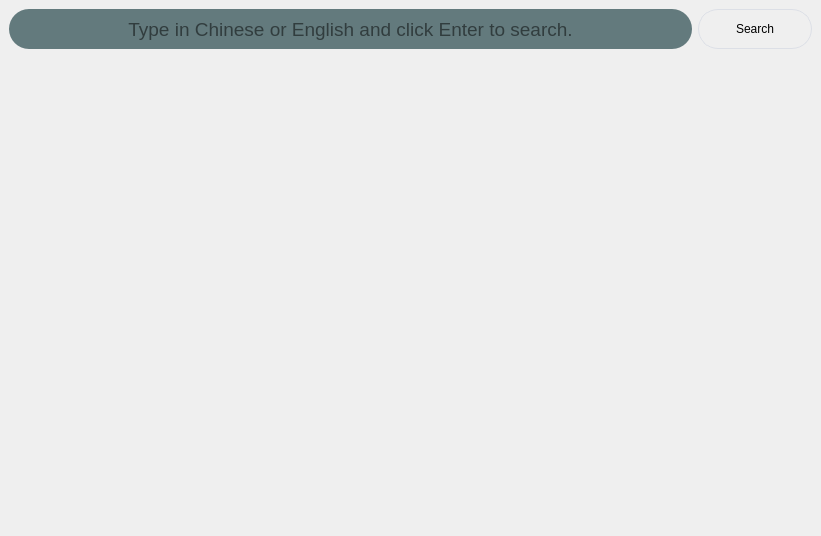
First picture: the form in qtproj/CLIPQT/mainwindow.ui, repository ZHEQIUSHUI/CLIP-ONNX-AX650-CPP, before the edit.
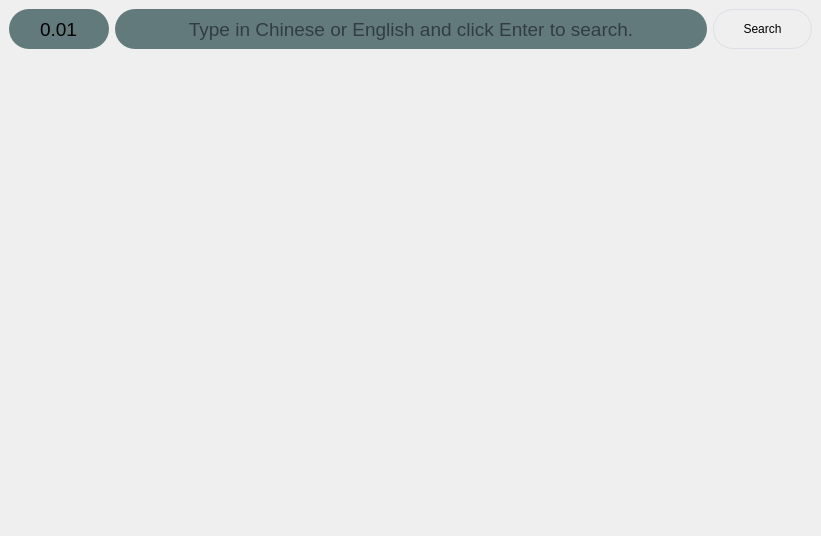
Second picture: the form after the edit.

Patch:
```diff
--- a/qtproj/CLIPQT/mainwindow.ui
+++ b/qtproj/CLIPQT/mainwindow.ui
@@ -29,7 +29,38 @@
       <item>
        <layout class="QVBoxLayout" name="verticalLayout">
         <item>
-         <layout class="QHBoxLayout" name="horizontalLayout" stretch="6,1">
+         <layout class="QHBoxLayout" name="horizontalLayout" stretch="0,6,1">
+          <item>
+           <widget class="QLineEdit" name="txt_threshold">
+            <property name="minimumSize">
+             <size>
+              <width>0</width>
+              <height>40</height>
+             </size>
+            </property>
+            <property name="maximumSize">
+             <size>
+              <width>100</width>
+              <height>16777215</height>
+             </size>
+            </property>
+            <property name="font">
+             <font>
+              <pointsize>14</pointsize>
+             </font>
+            </property>
+            <property name="styleSheet">
+             <string notr="true">border-radius: 20px;
+background-color: rgb(99, 122, 125);</string>
+            </property>
+            <property name="text">
+             <string>0.01</string>
+            </property>
+            <property name="alignment">
+             <set>Qt::AlignCenter</set>
+            </property>
+           </widget>
+          </item>
           <item>
            <widget class="QLineEdit" name="txt_context">
             <property name="minimumSize">
```
